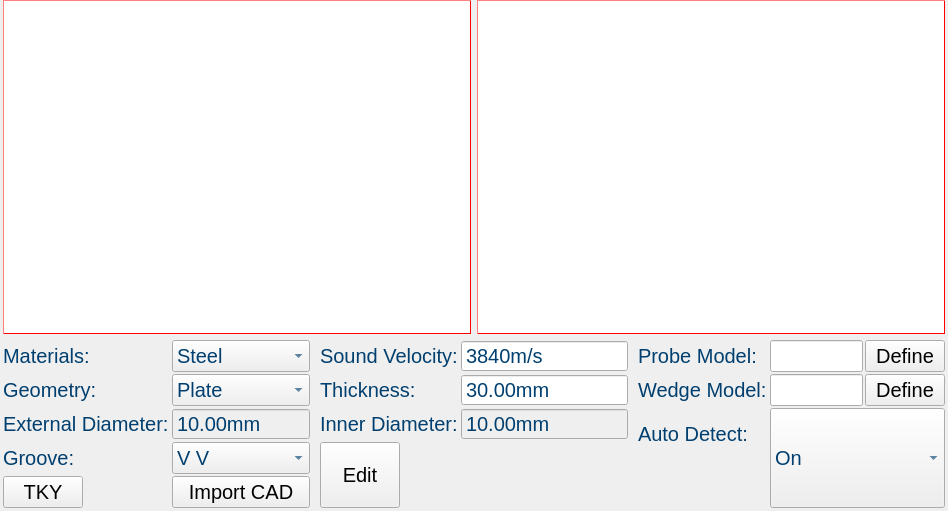
This is ui/wizard/probe_part/probe_part_widget.ui in 15903016222/Voice as Qt 5 draws it before an edit. The edited form follows.
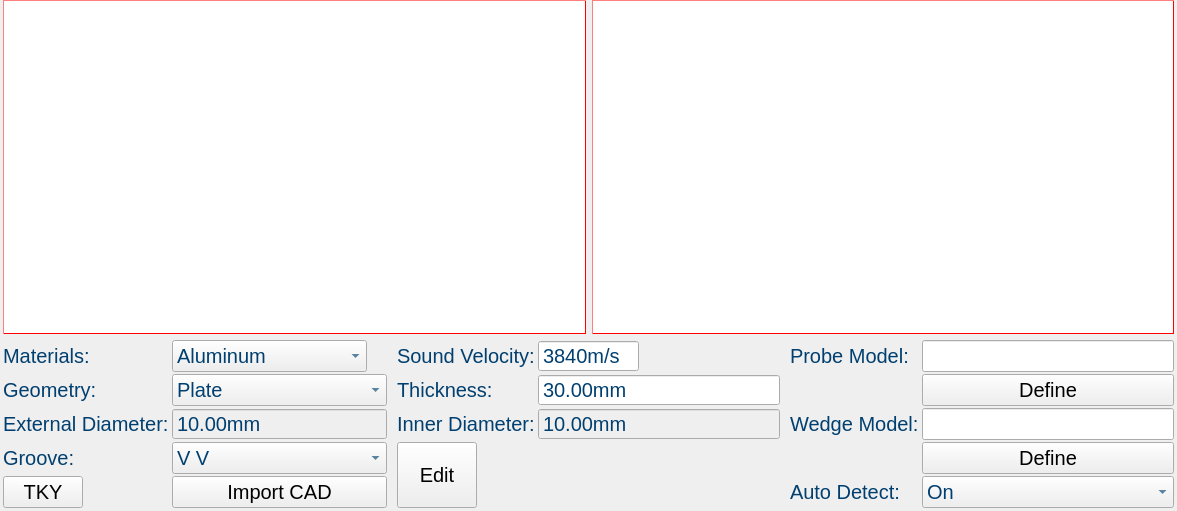
This is the edited form.

What changed in the file:
```diff
--- a/ui/wizard/probe_part/probe_part_widget.ui
+++ b/ui/wizard/probe_part/probe_part_widget.ui
@@ -6,7 +6,7 @@
    <rect>
     <x>0</x>
     <y>0</y>
-    <width>948</width>
+    <width>1177</width>
     <height>511</height>
    </rect>
   </property>
@@ -110,7 +110,7 @@
     </layout>
    </item>
    <item>
-    <layout class="QHBoxLayout" name="propertiesHorizontalLayout" stretch="1,1,1">
+    <layout class="QHBoxLayout" name="propertiesHorizontalLayout" stretch="0,0,0">
      <property name="spacing">
       <number>10</number>
      </property>
@@ -149,7 +149,7 @@
        <item row="0" column="1">
         <widget class="QComboBox" name="materialsComboBox">
          <property name="sizePolicy">
-          <sizepolicy hsizetype="Expanding" vsizetype="Preferred">
+          <sizepolicy hsizetype="Fixed" vsizetype="Preferred">
            <horstretch>0</horstretch>
            <verstretch>0</verstretch>
           </sizepolicy>
@@ -161,7 +161,117 @@
          </property>
          <item>
           <property name="text">
-           <string>Steel</string>
+           <string>Aluminum</string>
+          </property>
+         </item>
+         <item>
+          <property name="text">
+           <string>Steel Common</string>
+          </property>
+         </item>
+         <item>
+          <property name="text">
+           <string>Steel Stainless</string>
+          </property>
+         </item>
+         <item>
+          <property name="text">
+           <string>Brass</string>
+          </property>
+         </item>
+         <item>
+          <property name="text">
+           <string>Copper</string>
+          </property>
+         </item>
+         <item>
+          <property name="text">
+           <string>Iron</string>
+          </property>
+         </item>
+         <item>
+          <property name="text">
+           <string>Lead</string>
+          </property>
+         </item>
+         <item>
+          <property name="text">
+           <string>Nylon</string>
+          </property>
+         </item>
+         <item>
+          <property name="text">
+           <string>Silver</string>
+          </property>
+         </item>
+         <item>
+          <property name="text">
+           <string>Gold</string>
+          </property>
+         </item>
+         <item>
+          <property name="text">
+           <string>Zinc</string>
+          </property>
+         </item>
+         <item>
+          <property name="text">
+           <string>Titanium</string>
+          </property>
+         </item>
+         <item>
+          <property name="text">
+           <string>Tin</string>
+          </property>
+         </item>
+         <item>
+          <property name="text">
+           <string>Ice</string>
+          </property>
+         </item>
+         <item>
+          <property name="text">
+           <string>Nickel</string>
+          </property>
+         </item>
+         <item>
+          <property name="text">
+           <string>Plexiglass</string>
+          </property>
+         </item>
+         <item>
+          <property name="text">
+           <string>Polystyrene</string>
+          </property>
+         </item>
+         <item>
+          <property name="text">
+           <string>Orcelain</string>
+          </property>
+         </item>
+         <item>
+          <property name="text">
+           <string>PVC</string>
+          </property>
+         </item>
+         <item>
+          <property name="text">
+           <string>Quartz Glass</string>
+          </property>
+         </item>
+         <item>
+          <property name="text">
+           <string>Rubber Vulcanized</string>
+          </property>
+         </item>
+         <item>
+          <property name="text">
+           <string>Teflon</string>
+          </property>
+         </item>
+         <item>
+          <property name="text">
+           <string>Water</string>
           </property>
          </item>
         </widget>
@@ -424,7 +534,7 @@
        <item row="0" column="1">
         <widget class="QSpinBox" name="soundVelocitySpinBox">
          <property name="sizePolicy">
-          <sizepolicy hsizetype="Expanding" vsizetype="Preferred">
+          <sizepolicy hsizetype="Fixed" vsizetype="Preferred">
            <horstretch>0</horstretch>
            <verstretch>0</verstretch>
           </sizepolicy>
@@ -603,50 +713,7 @@
          </property>
         </widget>
        </item>
-       <item row="0" column="1">
-        <layout class="QHBoxLayout" name="proeModelHorizontalLayout" stretch="0,0">
-         <property name="spacing">
-          <number>2</number>
-         </property>
-         <item>
-          <widget class="QLineEdit" name="probeModelLineEdit">
-           <property name="sizePolicy">
-            <sizepolicy hsizetype="Preferred" vsizetype="Preferred">
-             <horstretch>0</horstretch>
-             <verstretch>0</verstretch>
-            </sizepolicy>
-           </property>
-           <property name="font">
-            <font>
-             <pointsize>15</pointsize>
-            </font>
-           </property>
-           <property name="focusPolicy">
-            <enum>Qt::StrongFocus</enum>
-           </property>
-          </widget>
-         </item>
-         <item>
-          <widget class="QPushButton" name="probeModelDefineBtn">
-           <property name="sizePolicy">
-            <sizepolicy hsizetype="Fixed" vsizetype="Fixed">
-             <horstretch>0</horstretch>
-             <verstretch>0</verstretch>
-            </sizepolicy>
-           </property>
-           <property name="font">
-            <font>
-             <pointsize>15</pointsize>
-            </font>
-           </property>
-           <property name="text">
-            <string>Define</string>
-           </property>
-          </widget>
-         </item>
-        </layout>
-       </item>
-       <item row="1" column="0">
+       <item row="2" column="0">
         <widget class="QLabel" name="moduleModelLabel">
          <property name="minimumSize">
           <size>
@@ -664,8 +731,8 @@
          </property>
         </widget>
        </item>
-       <item row="1" column="1">
-        <layout class="QHBoxLayout" name="wedgeModelHorizontalLayout" stretch="0,0">
+       <item row="2" column="1">
+        <layout class="QHBoxLayout" name="wedgeModelHorizontalLayout" stretch="0">
          <property name="spacing">
           <number>2</number>
          </property>
@@ -684,27 +751,9 @@
            </property>
           </widget>
          </item>
-         <item>
-          <widget class="QPushButton" name="wedgeModelDefineBtn">
-           <property name="sizePolicy">
-            <sizepolicy hsizetype="Preferred" vsizetype="Preferred">
-             <horstretch>0</horstretch>
-             <verstretch>0</verstretch>
-            </sizepolicy>
-           </property>
-           <property name="font">
-            <font>
-             <pointsize>15</pointsize>
-            </font>
-           </property>
-           <property name="text">
-            <string>Define</string>
-           </property>
-          </widget>
-         </item>
         </layout>
        </item>
-       <item row="2" column="0">
+       <item row="4" column="0">
         <widget class="QLabel" name="autoIdentifyProbeLabel">
          <property name="minimumSize">
           <size>
@@ -722,10 +771,10 @@
          </property>
         </widget>
        </item>
-       <item row="2" column="1">
+       <item row="4" column="1">
         <widget class="QComboBox" name="comboBox">
          <property name="sizePolicy">
-          <sizepolicy hsizetype="Expanding" vsizetype="Expanding">
+          <sizepolicy hsizetype="Expanding" vsizetype="Preferred">
            <horstretch>0</horstretch>
            <verstretch>0</verstretch>
           </sizepolicy>
@@ -747,6 +796,60 @@
          </item>
         </widget>
        </item>
+       <item row="3" column="1">
+        <widget class="QPushButton" name="wedgeModelDefineBtn">
+         <property name="sizePolicy">
+          <sizepolicy hsizetype="Preferred" vsizetype="Preferred">
+           <horstretch>0</horstretch>
+           <verstretch>0</verstretch>
+          </sizepolicy>
+         </property>
+         <property name="font">
+          <font>
+           <pointsize>15</pointsize>
+          </font>
+         </property>
+         <property name="text">
+          <string>Define</string>
+         </property>
+        </widget>
+       </item>
+       <item row="1" column="1">
+        <widget class="QPushButton" name="probeModelDefineBtn">
+         <property name="sizePolicy">
+          <sizepolicy hsizetype="Preferred" vsizetype="Preferred">
+           <horstretch>0</horstretch>
+           <verstretch>0</verstretch>
+          </sizepolicy>
+         </property>
+         <property name="font">
+          <font>
+           <pointsize>15</pointsize>
+          </font>
+         </property>
+         <property name="text">
+          <string>Define</string>
+         </property>
+        </widget>
+       </item>
+       <item row="0" column="1">
+        <widget class="QLineEdit" name="probeModelLineEdit">
+         <property name="sizePolicy">
+          <sizepolicy hsizetype="Preferred" vsizetype="Preferred">
+           <horstretch>0</horstretch>
+           <verstretch>0</verstretch>
+          </sizepolicy>
+         </property>
+         <property name="font">
+          <font>
+           <pointsize>15</pointsize>
+          </font>
+         </property>
+         <property name="focusPolicy">
+          <enum>Qt::StrongFocus</enum>
+         </property>
+        </widget>
+       </item>
       </layout>
      </item>
     </layout>
```
Left out of the diff: 7 changed lines with no effect on the pictures.
